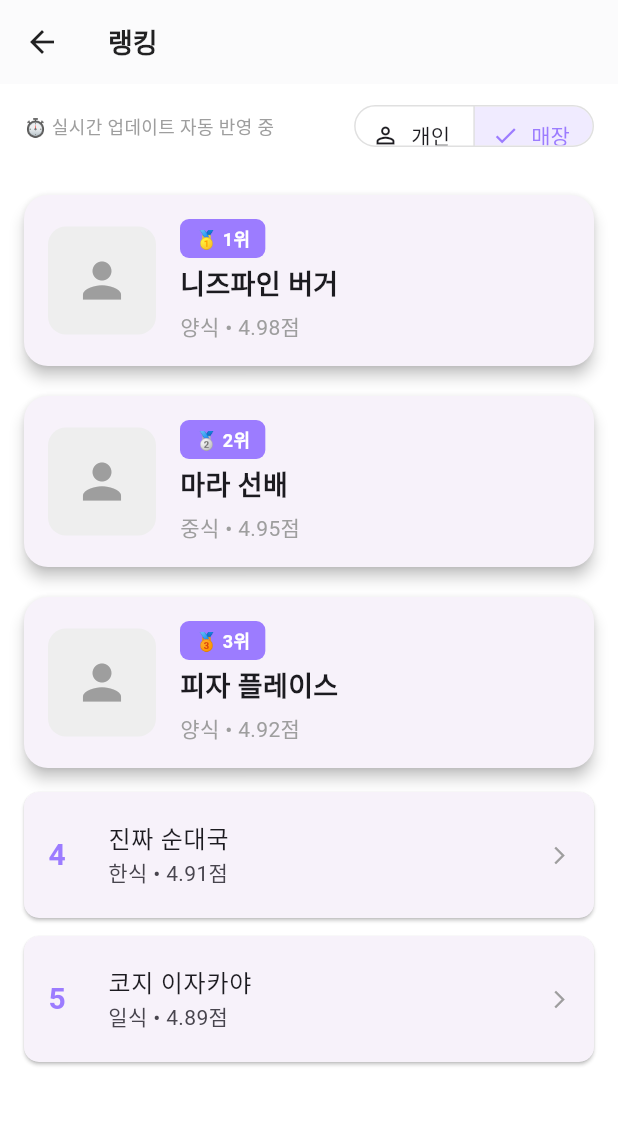
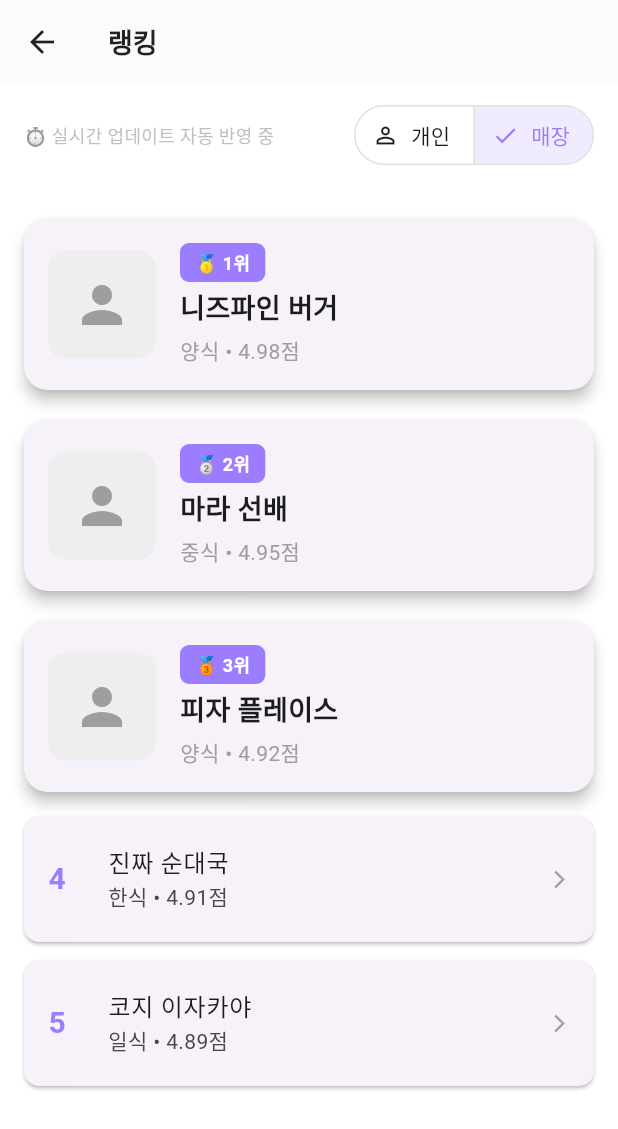
Before and after one commit to DongBaBaDa/needsfine_app, a Flutter app: the RankingScreen screen opened by its route, after a tap on "매장", on a phone screen of 412 x 824 dp. Shown: the top 1129 px of the screen. Run offline on Flutter 3.47's test engine with Material 3 defaults, Android fonts, the phone set to English and light mode, and no system bars; our stand-ins replace geolocator, google_maps_flutter, permission_handler, scrollable_positioned_list, shared_preferences; missing offline and left inert: carousel_slider_plus; accounts and stored records are empty; Roboto replaces fonts that are missing (NotoSansKR).

Commit message:
2025년 11월 23일 오후 08시25분
니즈파인 랭킹 세부 마지막 구현완료. 단 개인/매장 프로필은 구현되지 않음

```diff
--- a/lib/screens/ranking_screen.dart
+++ b/lib/screens/ranking_screen.dart
@@ -10,8 +10,13 @@ class RankingScreen extends StatefulWidget {
 
 enum RankingType { personal, store }
 
-class _RankingScreenState extends State<RankingScreen> {
+class _RankingScreenState extends State<RankingScreen>
+    with SingleTickerProviderStateMixin {
   RankingType _selectedRanking = RankingType.personal;
+
+  // 반짝 애니메이션용 컨트롤러
+  late AnimationController _controller;
+  late Animation<double> _glowAnimation;
 
   final List<Map<String, dynamic>> userRankings = const [
     {'rank': 1, 'nickname': '리뷰의 신', 'score': 9850},
@@ -30,27 +35,52 @@ class _RankingScreenState extends State<RankingScreen> {
   ];
 
   @override
+  void initState() {
+    super.initState();
+    _controller = AnimationController(
+      vsync: this,
+      duration: const Duration(seconds: 2),
+    )..repeat(reverse: true);
+
+    _glowAnimation = Tween(begin: 0.4, end: 1.0).animate(_controller);
+  }
+
+  @override
+  void dispose() {
+    _controller.dispose();
+    super.dispose();
+  }
+
+  @override
   Widget build(BuildContext context) {
-    final rankings = _selectedRanking == RankingType.personal ? userRankings : storeRankings;
+    final rankings = _selectedRanking == RankingType.personal
+        ? userRankings
+        : storeRankings;
 
     return Scaffold(
       backgroundColor: Colors.white,
       appBar: AppBar(title: const Text("랭킹")),
       body: Column(
         children: [
+          // 이 부분만 수정됨
           Padding(
             padding: const EdgeInsets.symmetric(horizontal: 16, vertical: 10),
             child: Row(
               mainAxisAlignment: MainAxisAlignment.spaceBetween,
+              crossAxisAlignment: CrossAxisAlignment.center,
               children: [
-                const Text(
-                  "⏱ 실시간 업데이트 자동 반영 중",
-                  style: TextStyle(fontSize: 12, color: Colors.grey),
+                FadeTransition(
+                  opacity: _glowAnimation,
+                  child: const Text(
+                    "⏱ 실시간 업데이트 자동 반영 중",
+                    style: TextStyle(fontSize: 12, color: Colors.grey),
+                  ),
                 ),
-                SizedBox(height: 36, child: _buildToggle()),
+                _buildToggle(),
               ],
             ),
           ),
+          const SizedBox(height: 4),
 
           Expanded(
             child: ListView.builder(
@@ -93,8 +123,11 @@ class _RankingScreenState extends State<RankingScreen> {
       margin: const EdgeInsets.symmetric(vertical: 10),
       shape: RoundedRectangleBorder(borderRadius: BorderRadius.circular(16)),
       child: InkWell(
-        onTap: () => Navigator.pushNamed(context, _selectedRanking == RankingType.personal ? '/public-profile' : '/store-detail'),
         borderRadius: BorderRadius.circular(16),
+        onTap: () => Navigator.pushNamed(context,
+            _selectedRanking == RankingType.personal
+                ? '/public-profile'
+                : '/store-detail'),
         child: Padding(
           padding: const EdgeInsets.all(16),
           child: Row(
@@ -103,10 +136,9 @@ class _RankingScreenState extends State<RankingScreen> {
                 width: 72,
                 height: 72,
                 decoration: BoxDecoration(
-                  color: Colors.grey[200],
-                  borderRadius: BorderRadius.circular(12),
-                ),
-                child: const Icon(Icons.person, size: 38, color: Colors.grey),
+                    color: Colors.grey[200],
+                    borderRadius: BorderRadius.circular(12)),
+                child: const Icon(Icons.person, size: 40, color: Colors.grey),
               ),
               const SizedBox(width: 16),
               Expanded(
@@ -117,7 +149,8 @@ class _RankingScreenState extends State<RankingScreen> {
                     const SizedBox(height: 4),
                     Text(
                       item['nickname'] ?? item['name'],
-                      style: const TextStyle(fontSize: 18, fontWeight: FontWeight.bold),
+                      style: const TextStyle(
+                          fontSize: 18, fontWeight: FontWeight.bold),
                     ),
                     const SizedBox(height: 4),
                     Text(
@@ -140,8 +173,15 @@ class _RankingScreenState extends State<RankingScreen> {
     const badges = ["🥇 1위", "🥈 2위", "🥉 3위"];
     return Container(
       padding: const EdgeInsets.symmetric(horizontal: 10, vertical: 4),
-      decoration: BoxDecoration(color: kNeedsFinePurple, borderRadius: BorderRadius.circular(6)),
-      child: Text(badges[rank - 1], style: const TextStyle(color: Colors.white, fontWeight: FontWeight.bold, fontSize: 12)),
+      decoration: BoxDecoration(
+        color: kNeedsFinePurple,
+        borderRadius: BorderRadius.circular(6),
+      ),
+      child: Text(
+        badges[rank - 1],
+        style: const TextStyle(
+            color: Colors.white, fontWeight: FontWeight.bold, fontSize: 12),
+      ),
     );
   }
 
@@ -151,14 +191,23 @@ class _RankingScreenState extends State<RankingScreen> {
       margin: const EdgeInsets.symmetric(vertical: 6),
       shape: RoundedRectangleBorder(borderRadius: BorderRadius.circular(10)),
       child: ListTile(
-        contentPadding: const EdgeInsets.symmetric(horizontal: 16, vertical: 6),
-        leading: Text("${item['rank']}", style: const TextStyle(fontSize: 20, fontWeight: FontWeight.bold, color: kNeedsFinePurple)),
+        contentPadding:
+        const EdgeInsets.symmetric(horizontal: 16, vertical: 6),
+        leading: Text(
+          "${item['rank']}",
+          style: const TextStyle(
+              fontSize: 20, fontWeight: FontWeight.bold, color: kNeedsFinePurple),
+        ),
         title: Text(item['nickname'] ?? item['name']),
         subtitle: _selectedRanking == RankingType.personal
             ? Text("점수: ${item['score']}")
             : Text("${item['category']} • ${item['score']}점"),
-        trailing: const Icon(Icons.arrow_forward_ios, size: 14, color: Colors.grey),
-        onTap: () => Navigator.pushNamed(context, _selectedRanking == RankingType.personal ? '/public-profile' : '/store-detail'),
+        trailing: const Icon(Icons.arrow_forward_ios,
+            size: 14, color: Colors.grey),
+        onTap: () => Navigator.pushNamed(context,
+            _selectedRanking == RankingType.personal
+                ? '/public-profile'
+                : '/store-detail'),
       ),
     );
   }
```
